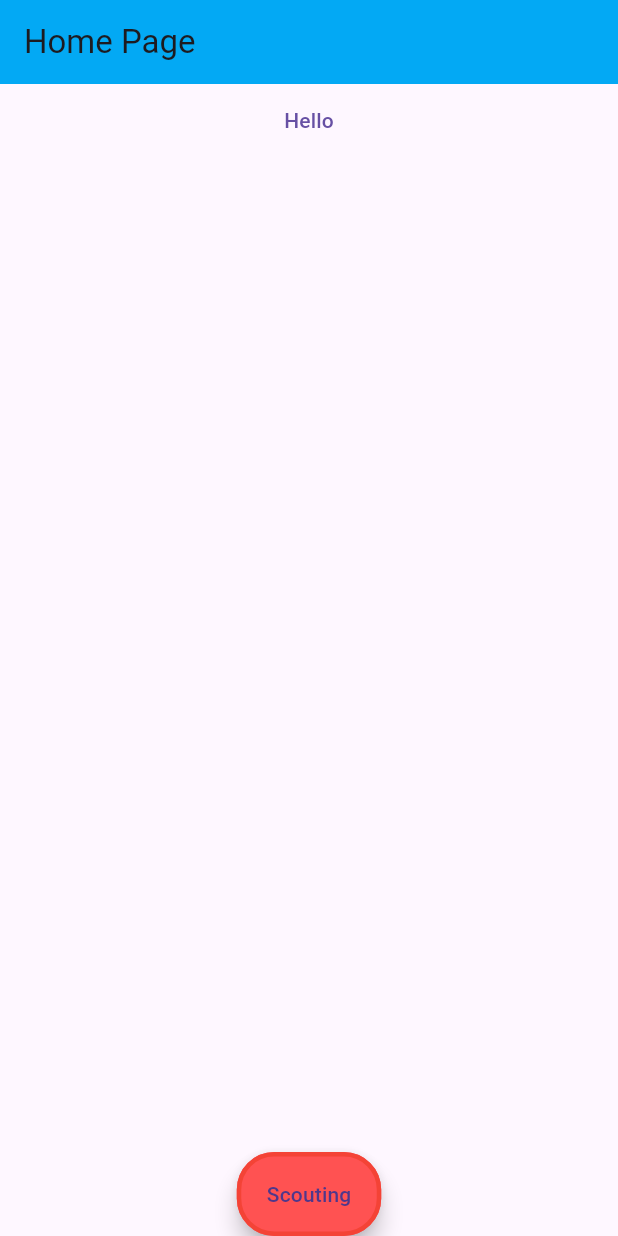
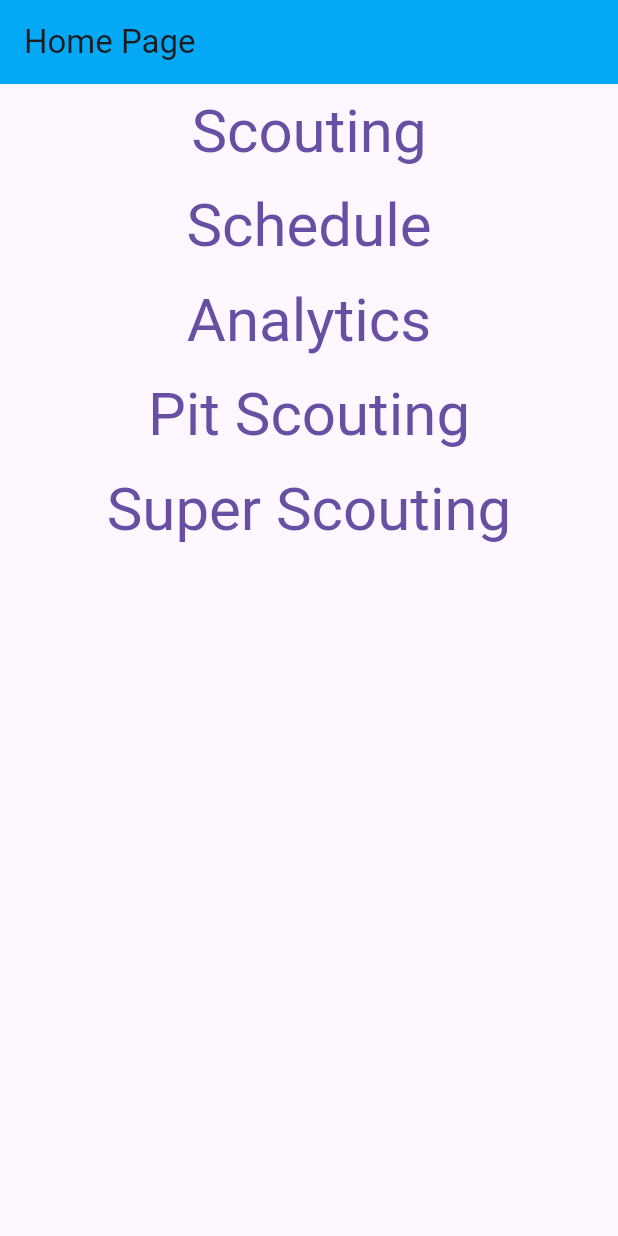
Before and after one commit to skybl0cker/ScoutinFRC, a Flutter app: the screen it shows after launch, on a phone screen of 412 x 824 dp. Run offline on Flutter 3.47's test engine with Material 2 defaults, Android fonts, the phone set to English and light mode, and no system bars.

Commit message:
continued work on home page

```diff
--- a/lib/main.dart
+++ b/lib/main.dart
@@ -39,23 +39,40 @@ class _ScoutingHomePageState extends State<ScoutingHomePage>{
         backgroundColor: Colors.lightBlue,
         title: Text(widget.title),
       ),
-      floatingActionButton: FloatingActionButton.extended(
-        onPressed: () {},
-        backgroundColor: Colors.redAccent,
-        label: const Text('Scouting'),
-        shape: RoundedRectangleBorder(side: const BorderSide(width: 3, color: Colors.red),borderRadius: BorderRadius.circular(25)),
-        tooltip: 'This is where you scout matches and collect data!',
-      ),
-      floatingActionButtonLocation: FloatingActionButtonLocation.centerDocked,
       body: Center(
         child: Column(
           children: <Widget>[
             TextButton(
-              onPressed: () {}, child: const Text("Hello"),
-              ),
-
-
-            ],
+              onPressed: () {},
+              style: TextButton.styleFrom(
+              textStyle: const TextStyle(fontSize: 40),
+              ), child: const Text("Scouting"),
+            ),
+            TextButton(
+              onPressed: () {},
+              style: TextButton.styleFrom(
+              textStyle: const TextStyle(fontSize: 40),
+              ), child: const Text("Schedule"),
+            ),
+            TextButton(
+              onPressed: () {},
+              style: TextButton.styleFrom(
+              textStyle: const TextStyle(fontSize: 40),
+              ), child: const Text("Analytics"),
+            ),
+            TextButton(
+              onPressed: () {},
+              style: TextButton.styleFrom(
+              textStyle: const TextStyle(fontSize: 40),
+              ), child: const Text("Pit Scouting"),
+            ),
+            TextButton(
+              onPressed: () {},
+              style: TextButton.styleFrom(
+              textStyle: const TextStyle(fontSize: 40),
+              ), child: const Text("Super Scouting"),
+            ),
+          ],
         ),
       ),
     );
```
